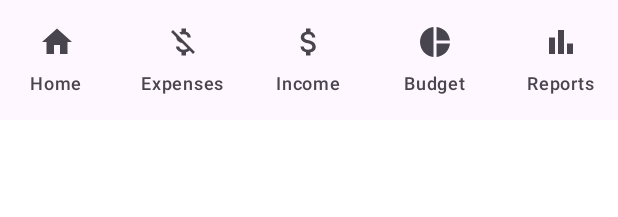
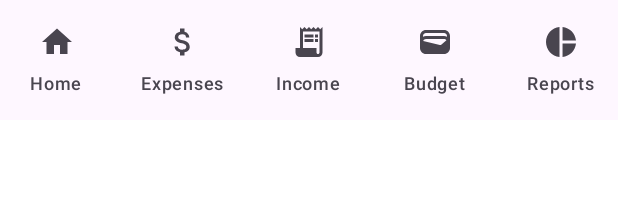
Before and after one commit to jecsdev/My-wallet-app, an Android app built with Jetpack Compose: the @Preview function BottomNavigationBarPreview, on a phone screen of 412 x 824 dp. Shown: the top 217 px of the screen. Run offline under Robolectric (Android 15) with nearby library versions, the phone set to English and light mode, and no system bars.

Commit message:
Add navigation to bottomNavigationBar

```diff
--- a/app/src/main/java/com/jecsdev/mywalletapp/presentation/navigation/BottomNavigationBarDestination.kt
+++ b/app/src/main/java/com/jecsdev/mywalletapp/presentation/navigation/BottomNavigationBarDestination.kt
@@ -1,36 +1,23 @@
 package com.jecsdev.mywalletapp.presentation.navigation
 
-import androidx.compose.ui.graphics.vector.ImageVector
+import com.jecsdev.mywalletapp.R
+import kotlinx.serialization.Serializable
 
 /**
  * This class handles the destinations from the bottom navigation bar.
  */
-sealed class BottomNavigationBarDestination(
-    open val name: String, open val route: String,
-    open val icon: ImageVector
+@Serializable
+sealed class BottomNavigationBarDestination<T>(
+    open val name: String, open val icon: Int, open val route: T
 ) {
-    data class Home(
-        override val name: String, override val route: String,
-        override val icon: ImageVector
-    ) : BottomNavigationBarDestination(name, route, icon)
-
-    data class Expenses(
-        override val name: String, override val route: String,
-        override val icon: ImageVector
-    ) : BottomNavigationBarDestination(name, route, icon)
-
-    data class Income(
-        override val name: String, override val route: String,
-        override val icon: ImageVector
-    ) : BottomNavigationBarDestination(name, route, icon)
-
-    data class Budget(
-        override val name: String, override val route: String,
-        override val icon: ImageVector
-    ) : BottomNavigationBarDestination(name, route, icon)
-
-    data class Reports(
-        override val name: String, override val route: String,
-        override val icon: ImageVector
-    ) : BottomNavigationBarDestination(name, route, icon)
+    @Serializable
+    data object Home: BottomNavigationBarDestination<Destination.Home>(name = "Home", icon = R.drawable.home_filled, Destination.Home)
+    @Serializable
+    data object Expenses: BottomNavigationBarDestination<Destination.Expenses>(name = "Expenses", icon = R.drawable.expenses_filled, Destination.Expenses)
+    @Serializable
+    data object Income: BottomNavigationBarDestination<Destination.Income>(name = "Income", icon = R.drawable.income_filled, Destination.Income)
+    @Serializable
+    data object Budget: BottomNavigationBarDestination<Destination.Budget>(name = "Budget", icon = R.drawable.budget_filled, Destination.Budget)
+    @Serializable
+    data object Reports: BottomNavigationBarDestination<Destination.Reports>(name = "Reports", icon = R.drawable.pie_chart_filled, Destination.Reports)
 }
--- a/app/src/main/java/com/jecsdev/mywalletapp/ui/activities/MainActivity.kt
+++ b/app/src/main/java/com/jecsdev/mywalletapp/ui/activities/MainActivity.kt
@@ -50,7 +50,8 @@ class MainActivity : ComponentActivity() {
                         Box(
                             modifier = Modifier
                                 .fillMaxSize()
-                                .padding(paddingValues),
+                                .padding(paddingValues)
+                                .padding(top = paddingValues.calculateTopPadding()),
                             contentAlignment = Alignment.Center
                         ) {
                             NavGraph(
--- a/app/src/main/java/com/jecsdev/mywalletapp/ui/composables/bottomnavigationbar/BottomNavigationBar.kt
+++ b/app/src/main/java/com/jecsdev/mywalletapp/ui/composables/bottomnavigationbar/BottomNavigationBar.kt
@@ -1,40 +1,44 @@
 package com.jecsdev.mywalletapp.ui.composables.bottomnavigationbar
-
-import androidx.compose.material.icons.Icons
-import androidx.compose.material.icons.filled.AttachMoney
-import androidx.compose.material.icons.filled.BarChart
-import androidx.compose.material.icons.filled.Home
-import androidx.compose.material.icons.filled.MoneyOff
-import androidx.compose.material.icons.filled.PieChart
 import androidx.compose.material3.Icon
 import androidx.compose.material3.MaterialTheme
 import androidx.compose.material3.NavigationBar
 import androidx.compose.material3.NavigationBarItem
 import androidx.compose.material3.Text
 import androidx.compose.runtime.Composable
+import androidx.compose.runtime.getValue
+import androidx.compose.ui.graphics.vector.ImageVector
+import androidx.compose.ui.res.vectorResource
 import androidx.compose.ui.tooling.preview.Preview
-
 import androidx.navigation.NavController
+import androidx.navigation.NavDestination.Companion.hierarchy
+import androidx.navigation.compose.currentBackStackEntryAsState
+import androidx.navigation.compose.rememberNavController
 import com.jecsdev.mywalletapp.presentation.navigation.BottomNavigationBarDestination
 
 @Composable
-fun BottomNavigationBar(navController: NavController?) {
+fun BottomNavigationBar(navController: NavController) {
     val items = listOf(
-        BottomNavigationBarDestination.Home("Home", "home", Icons.Default.Home),
-        BottomNavigationBarDestination.Expenses("Expenses", "expenses", Icons.Default.MoneyOff),
-        BottomNavigationBarDestination.Income("Income", "income", Icons.Default.AttachMoney),
-        BottomNavigationBarDestination.Budget("Budget", "budget", Icons.Default.PieChart),
-        BottomNavigationBarDestination.Reports("Reports", "reports", Icons.Default.BarChart)
+        BottomNavigationBarDestination.Home,
+        BottomNavigationBarDestination.Expenses,
+        BottomNavigationBarDestination.Income,
+        BottomNavigationBarDestination.Budget,
+        BottomNavigationBarDestination.Reports
     )
     NavigationBar (contentColor = MaterialTheme.colorScheme.primary,
         containerColor = MaterialTheme.colorScheme.background) {
+        val navBackStackEntry by navController.currentBackStackEntryAsState()
+        val currentDestination = navBackStackEntry?.destination
         items.forEach { item ->
+            val isSelected = currentDestination?.hierarchy?.any { it.route == item.route::class.qualifiedName } == true
             NavigationBarItem(
-                icon = { Icon(item.icon, contentDescription = item.name) },
+                icon = {  Icon(
+                    imageVector = ImageVector.vectorResource(item.icon),
+                    contentDescription = item.name
+                ) },
                 label = { Text(item.name) },
-                selected = navController?.currentDestination?.route == item.route,
+                selected = isSelected,
                 onClick = {
-                    navController?.navigate(item.route) {
+                    navController.navigate(item.route) {
                         popUpTo(navController.graph.startDestinationId) {
                             saveState = true
                         }
@@ -50,5 +54,5 @@ fun BottomNavigationBar(navController: NavController?) {
 @Composable
 @Preview(showBackground = true)
 fun BottomNavigationBarPreview() {
-    BottomNavigationBar(navController = null)
+    BottomNavigationBar(navController = rememberNavController())
 }
--- /dev/null
+++ b/app/src/main/res/drawable/budget_filled.xml
@@ -0,0 +1,5 @@
+<vector xmlns:android="http://schemas.android.com/apk/res/android" android:height="24dp" android:tint="#000000" android:viewportHeight="24" android:viewportWidth="24" android:width="24dp">
+
+    <path android:fillColor="@android:color/white" android:pathData="M18,4H6C3.79,4 2,5.79 2,8v8c0,2.21 1.79,4 4,4h12c2.21,0 4,-1.79 4,-4V8C22,5.79 20.21,4 18,4zM16.14,13.77c-0.24,0.2 -0.57,0.28 -0.88,0.2L4.15,11.25C4.45,10.52 5.16,10 6,10h12c0.67,0 1.26,0.34 1.63,0.84L16.14,13.77zM6,6h12c1.1,0 2,0.9 2,2v0.55C19.41,8.21 18.73,8 18,8H6C5.27,8 4.59,8.21 4,8.55V8C4,6.9 4.9,6 6,6z"/>
+
+</vector>
--- /dev/null
+++ b/app/src/main/res/drawable/expenses_filled.xml
@@ -0,0 +1,5 @@
+<vector xmlns:android="http://schemas.android.com/apk/res/android" android:height="24dp" android:tint="#000000" android:viewportHeight="24" android:viewportWidth="24" android:width="24dp">
+
+    <path android:fillColor="@android:color/white" android:pathData="M11.8,10.9c-2.27,-0.59 -3,-1.2 -3,-2.15 0,-1.09 1.01,-1.85 2.7,-1.85 1.78,0 2.44,0.85 2.5,2.1h2.21c-0.07,-1.72 -1.12,-3.3 -3.21,-3.81V3h-3v2.16c-1.94,0.42 -3.5,1.68 -3.5,3.61 0,2.31 1.91,3.46 4.7,4.13 2.5,0.6 3,1.48 3,2.41 0,0.69 -0.49,1.79 -2.7,1.79 -2.06,0 -2.87,-0.92 -2.98,-2.1h-2.2c0.12,2.19 1.76,3.42 3.68,3.83V21h3v-2.15c1.95,-0.37 3.5,-1.5 3.5,-3.55 0,-2.84 -2.43,-3.81 -4.7,-4.4z"/>
+
+</vector>
--- /dev/null
+++ b/app/src/main/res/drawable/home_filled.xml
@@ -0,0 +1,5 @@
+<vector xmlns:android="http://schemas.android.com/apk/res/android" android:height="24dp" android:tint="#000000" android:viewportHeight="24" android:viewportWidth="24" android:width="24dp">
+
+    <path android:fillColor="@android:color/white" android:pathData="M10,20v-6h4v6h5v-8h3L12,3 2,12h3v8z"/>
+
+</vector>
--- /dev/null
+++ b/app/src/main/res/drawable/income_filled.xml
@@ -0,0 +1,13 @@
+<vector xmlns:android="http://schemas.android.com/apk/res/android" android:autoMirrored="true" android:height="24dp" android:tint="#000000" android:viewportHeight="24" android:viewportWidth="24" android:width="24dp">
+
+    <path android:fillColor="@android:color/white" android:pathData="M19.5,3.5L18,2l-1.5,1.5L15,2l-1.5,1.5L12,2l-1.5,1.5L9,2L7.5,3.5L6,2v14H3v3c0,1.66 1.34,3 3,3h12c1.66,0 3,-1.34 3,-3V2L19.5,3.5zM19,19c0,0.55 -0.45,1 -1,1s-1,-0.45 -1,-1v-3H8V5h11V19z"/>
+
+    <path android:fillColor="@android:color/white" android:pathData="M9,7h6v2h-6z"/>
+
+    <path android:fillColor="@android:color/white" android:pathData="M16,7h2v2h-2z"/>
+
+    <path android:fillColor="@android:color/white" android:pathData="M9,10h6v2h-6z"/>
+
+    <path android:fillColor="@android:color/white" android:pathData="M16,10h2v2h-2z"/>
+
+</vector>
--- /dev/null
+++ b/app/src/main/res/drawable/pie_chart_filled.xml
@@ -0,0 +1,5 @@
+<vector xmlns:android="http://schemas.android.com/apk/res/android" android:height="24dp" android:tint="#000000" android:viewportHeight="24" android:viewportWidth="24" android:width="24dp">
+
+    <path android:fillColor="@android:color/white" android:pathData="M11,2v20c-5.07,-0.5 -9,-4.79 -9,-10s3.93,-9.5 9,-10zM13.03,2v8.99L22,10.99c-0.47,-4.74 -4.24,-8.52 -8.97,-8.99zM13.03,13.01L13.03,22c4.74,-0.47 8.5,-4.25 8.97,-8.99h-8.97z"/>
+
+</vector>
```
Also changed, not shown: app/src/main/java/com/jecsdev/mywalletapp/presentation/navigation/Destination.kt (+8 -0 lines), app/src/main/java/com/jecsdev/mywalletapp/presentation/navigation/NavGraph.kt (+43 -16 lines), app/src/main/java/com/jecsdev/mywalletapp/ui/screens/budget/BudgetScreen.kt (added, +14 -0 lines), app/src/main/java/com/jecsdev/mywalletapp/ui/screens/expenses/ExpensesScreen.kt (added, +14 -0 lines), app/src/main/java/com/jecsdev/mywalletapp/ui/screens/income/IncomeScreen.kt (added, +14 -0 lines), app/src/main/java/com/jecsdev/mywalletapp/ui/screens/reports/ReportsScreen.kt (added, +14 -0 lines).
